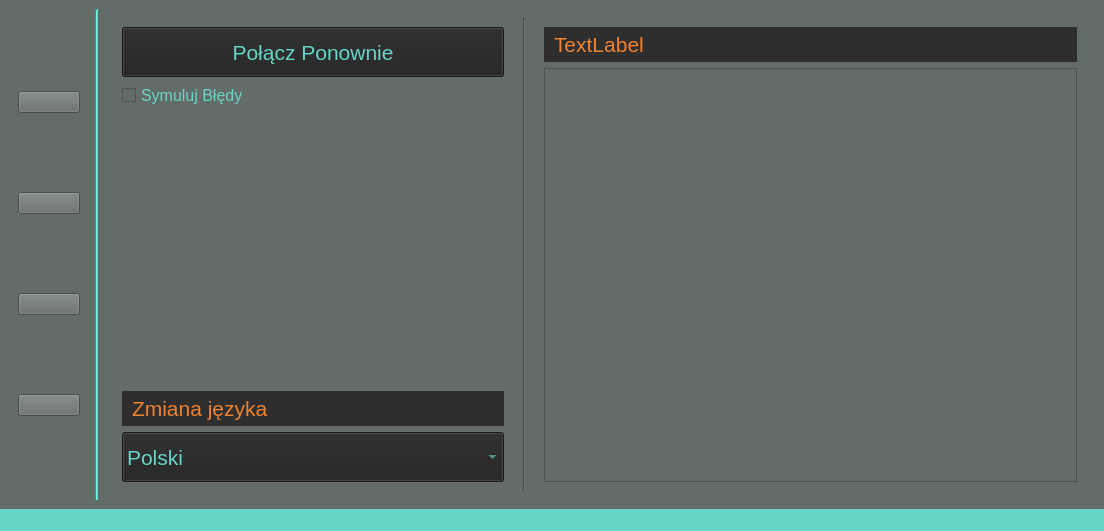
Above: HEX_Service/mainwindow.ui from Maks-Tulewicz/WDS_projekt before the change. Below: the same form after it.
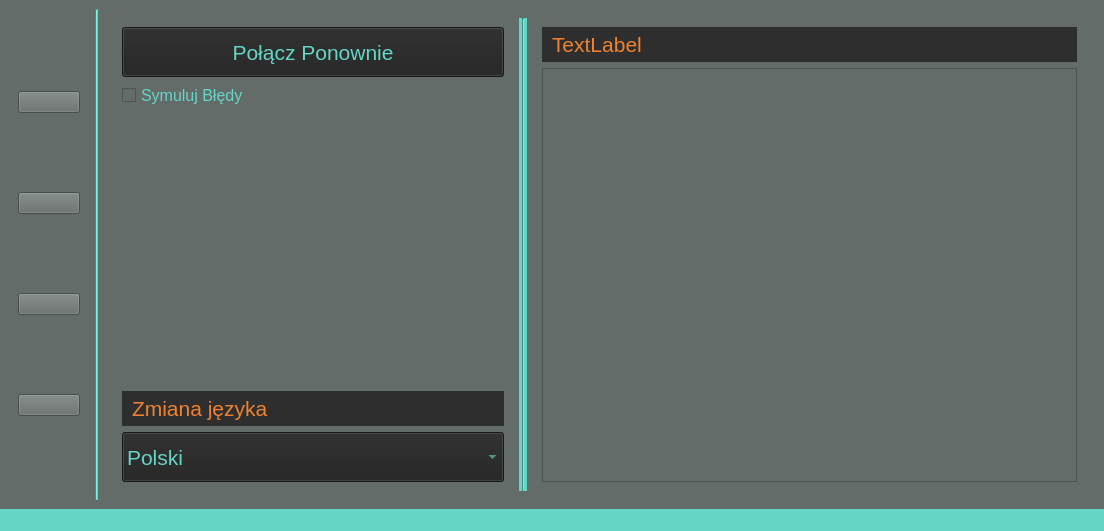
That is the form after the change. Icons and pictures are not drawn. Custom widgets are drawn as their Qt base class.

What changed in the file:
```diff
--- a/HEX_Service/mainwindow.ui
+++ b/HEX_Service/mainwindow.ui
@@ -839,13 +839,16 @@
          <widget class="Line" name="line_2">
           <property name="minimumSize">
            <size>
-            <width>10</width>
+            <width>8</width>
             <height>400</height>
            </size>
           </property>
           <property name="accessibleDescription">
            <string>background-color: #65d5c6</string>
           </property>
+          <property name="styleSheet">
+           <string notr="true">background-color: #65d5c6</string>
+          </property>
           <property name="orientation">
            <enum>Qt::Vertical</enum>
           </property>
```
